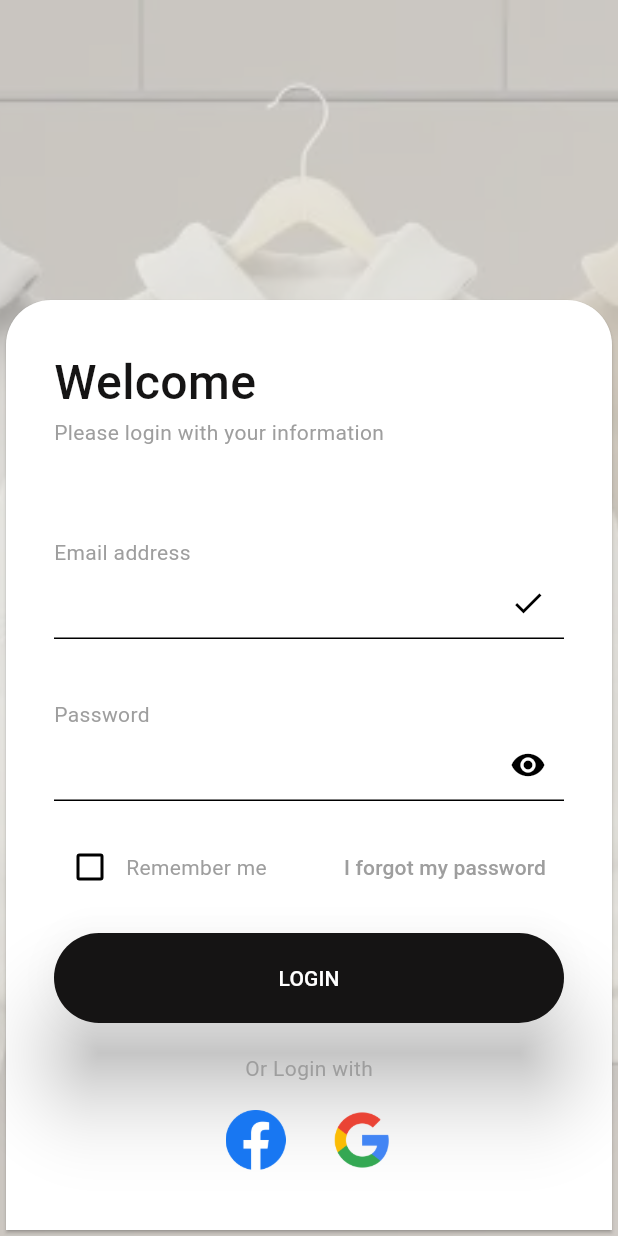
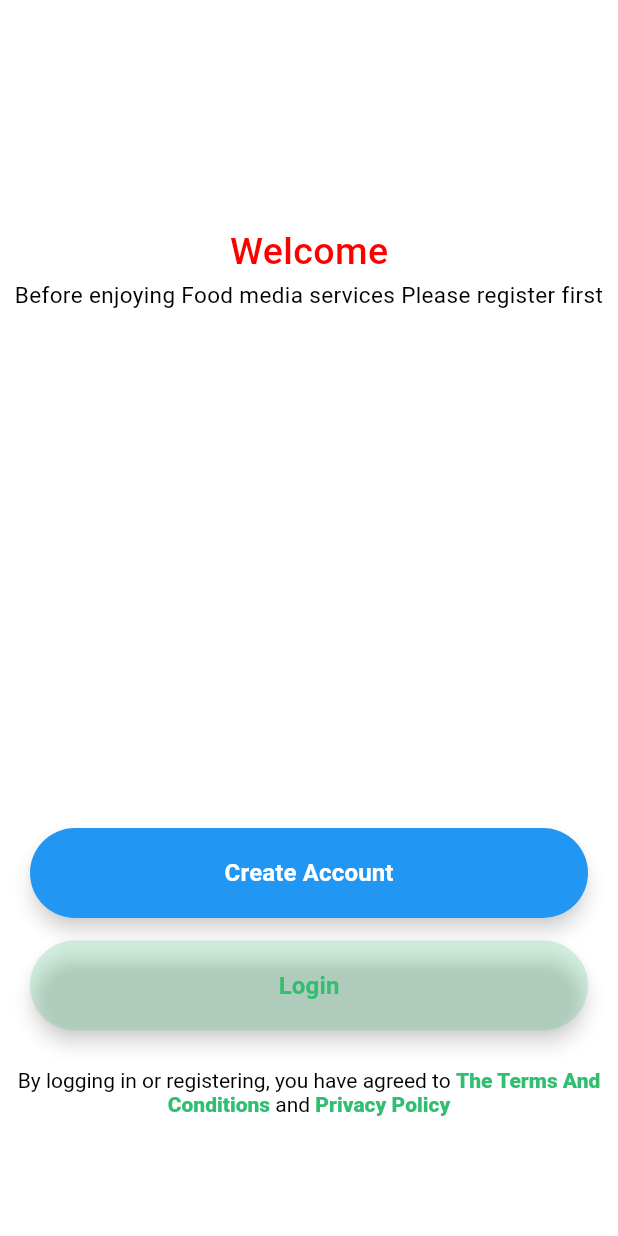
Before and after one commit to shahadat-coder/Zaylo, a Flutter app: the screen it shows after launch, on a phone screen of 412 x 824 dp. Run offline on Flutter 3.47's test engine with Material 3 defaults, Android fonts, the phone set to English and light mode, and no system bars; our stand-ins replace contained_tab_bar_view, get, shared_preferences.

Commit message:
login and register screens are done

```diff
--- a/lib/Routes/route_destinations.dart
+++ b/lib/Routes/route_destinations.dart
@@ -1,8 +1,11 @@
 import 'package:get/get_navigation/src/routes/get_route.dart';
 import 'package:zaylo/Routes/route_name.dart';
 import 'package:zaylo/Views/auths/login_screen.dart';
+import 'package:zaylo/Views/auths/register_screens.dart';
+import 'package:zaylo/Views/button_sheet/buttonsheet.dart';
 
 import 'package:zaylo/Views/splash/splash.dart';
+import 'package:zaylo/Views/welcome/welcome_screen.dart';
 
 class RouteDestinations{
   static List<GetPage> pages = [
@@ -14,7 +17,18 @@ class RouteDestinations{
       name: RouteNames.login,
       page: ()=> const LoginScreen(),
     ),
-
+    GetPage(
+      name: RouteNames.register,
+      page: ()=> const RegisterScreen(),
+    ),
+    GetPage(
+      name: RouteNames.welcome,
+      page: ()=> const WelcomeScreen(),
+    ),
+    GetPage(
+      name: RouteNames.buttonsheet,
+      page: ()=> const ButtonsheetWidget(),
+    ),
   ];
 
 }
--- a/lib/Routes/route_name.dart
+++ b/lib/Routes/route_name.dart
@@ -1,4 +1,7 @@
 class RouteNames{
   static const String splash = '/';
   static const String login = '/login';
+  static const String register = '/register';
+  static const String welcome = '/welcome';
+  static const String buttonsheet = '/buttonsheet';
 }
--- a/lib/Views/auths/login_screen.dart
+++ b/lib/Views/auths/login_screen.dart
@@ -1,6 +1,10 @@
 import 'package:flutter/material.dart';
-
-import '../../utils/colors.dart';
+import 'package:get/get.dart';
+import 'package:shared_preferences/shared_preferences.dart';
+import 'package:zaylo/utils/colors.dart';
+import '../../Widget/custom_button.dart';
+import '../../Widget/custom_text_field.dart';
+import '../forget_pass/forget_password.dart';
 
 class LoginScreen extends StatefulWidget {
   const LoginScreen({super.key});
@@ -10,152 +14,137 @@ class LoginScreen extends StatefulWidget {
 }
 
 class _LoginScreenState extends State<LoginScreen> {
-  late Color myColor;
-  late Size mediaSize;
-  TextEditingController emailController = TextEditingController();
-  TextEditingController passwordController = TextEditingController();
-  bool rememberUser = false;
+  final GlobalKey<FormState> globalkey = GlobalKey<FormState>();
+  final TextEditingController _emailController = TextEditingController();
+  final TextEditingController _passController = TextEditingController();
+
+  String email = '';
+  String pass = '';
+
+  String validPass = '';
+  String validUser = '';
+
+  getUsernamePassword() {
+    SharedPreferences.getInstance().then((value) {
+      setState(() {
+        validUser = value.getString('email') ?? '';
+        validPass = value.getString('password') ?? '';
+      });
+
+      print('Valid user $validUser\nValid password $validPass');
+    });
+  }
+
+  String? _validateEmail(String? value) {
+    if (value == null || value.isEmpty) {
+      return 'Please enter an Email';
+    }
+    RegExp emailReg = RegExp(r'^[\w-\.]+@([\w-]+\.)+[\w-]{2,4}$');
+    if (!emailReg.hasMatch(value)) {
+      return 'Please enter a valid email';
+    }
+    return null;
+  }
+
+  String? _validatePassword(String? value) {
+    if (value == null || value.isEmpty) {
+      return 'Please enter a password';
+    }
+    return null;
+  }
+
+  void _submitForm() {
+    if (globalkey.currentState!.validate()) {
+      if (_emailController.text != validUser) {
+        Get.snackbar('Invalid email', 'The email you entered is invalid');
+        return;
+      }
+
+      if (_passController.text != validPass) {
+        Get.snackbar('Invalid password', 'Account password is incorrect, Try again!');
+        return;
+      }
+
+      // Everything is correct now navigate to home
+      // Get.to(const BottomNavBaseScreen());
+    }
+  }
+
+  @override
+  void initState() {
+    super.initState();
+    getUsernamePassword();
+  }
 
   @override
   Widget build(BuildContext context) {
-    myColor = Theme.of(context).primaryColor;
-    mediaSize = MediaQuery.of(context).size;
-    return Container(
-      decoration: BoxDecoration(
-        color: Colors.black12,
-        image: DecorationImage(
-          image: const AssetImage("assets/images/bg.png"),
-          fit: BoxFit.cover,
-          colorFilter:
-          ColorFilter.mode(myColor.withOpacity(0.3), BlendMode.dstATop),
-        ),
-      ),
-      child: Scaffold(
-        backgroundColor: Colors.transparent,
-        body: Stack(children: [
-          Positioned(bottom: 0, child: _buildBottom()),
-        ]),
-      ),
-    );
-  }
-
-  Widget _buildBottom() {
-    return SizedBox(
-      width: mediaSize.width,
-      child: Card(
-        shape: const RoundedRectangleBorder(
-            borderRadius: BorderRadius.only(
-              topLeft: Radius.circular(30),
-              topRight: Radius.circular(30),
-            )),
+    return Scaffold(
+      body: SingleChildScrollView(
         child: Padding(
-          padding: const EdgeInsets.all(32.0),
-          child: _buildForm(),
+          padding: const EdgeInsets.only(top: 15, left: 10, right: 10, bottom: 10),
+          child: Form(
+            key: globalkey,
+            child: Column(
+              crossAxisAlignment: CrossAxisAlignment.start,
+              children: [
+                const Padding(
+                  padding: EdgeInsets.only(left: 10),
+                  child: Text(
+                    'Email Address',
+                    style: TextStyle(
+                      fontSize: 13,
+                      color: Colors.black87,
+                      fontWeight: FontWeight.w600,
+                    ),
+                  ),
+                ),
+                const SizedBox(height: 10),
+            CustomTextField(label: 'Email', hintText: 'Enter the Email',),
+                const SizedBox(height: 8),
+                const Padding(
+                  padding: EdgeInsets.only(left: 10),
+                  child: Text(
+                    'Password',
+                    style: TextStyle(
+                      fontSize: 13,
+                      color: Colors.black87,
+                      fontWeight: FontWeight.w600,
+                    ),
+                  ),
+                ),
+                const SizedBox(height: 10),
+                CustomTextField(label: 'Password', hintText: 'Enter the password',),
+                Align(
+                  alignment: Alignment.centerRight,
+                  child: TextButton(
+                    onPressed: () {
+                      Get.to(const ForgetPasswordScreen());
+                    },
+                    child: const Text(
+                      'Forget Password?',
+                      style: TextStyle(
+                        fontSize: 13,
+                        color: AppColors.greenColors,
+                        fontWeight: FontWeight.w600,
+                      ),
+                    ),
+                  ),
+                ),
+                Padding(
+                  padding: const EdgeInsets.symmetric(horizontal: 20, vertical: 8),
+                  child: CustomButton(
+                    title: 'Login',
+                    onTap: email.isEmpty || pass.isEmpty ? null : _submitForm,
+                    backgroundColor: email.isEmpty || pass.isEmpty
+                        ? AppColors.greenColors.withOpacity(.2)
+                        : AppColors.greenColors,
+                  ),
+                ),
+              ],
+            ),
+          ),
         ),
       ),
     );
   }
-
-  Widget _buildForm() {
-    return Column(
-      crossAxisAlignment: CrossAxisAlignment.start,
-      children: [
-        Text(
-          "Welcome",
-          style: TextStyle(
-              color: myColor, fontSize: 32, fontWeight: FontWeight.w500),
-        ),
-        _buildGreyText("Please login with your information"),
-        const SizedBox(height: 60),
-        _buildGreyText("Email address"),
-        _buildInputField(emailController),
-        const SizedBox(height: 40),
-        _buildGreyText("Password"),
-        _buildInputField(passwordController, isPassword: true),
-        const SizedBox(height: 20),
-        _buildRememberForgot(),
-        const SizedBox(height: 20),
-        _buildLoginButton(),
-        const SizedBox(height: 20),
-        _buildOtherLogin(),
-      ],
-    );
-  }
-
-  Widget _buildGreyText(String text) {
-    return Text(
-      text,
-      style: const TextStyle(color: Colors.grey,),
-    );
-  }
-
-  Widget _buildInputField(TextEditingController controller,
-      {isPassword = false}) {
-    return TextField(
-      controller: controller,
-      decoration: InputDecoration(
-        suffixIcon: isPassword ? const Icon(Icons.remove_red_eye) : const Icon(Icons.done),
-      ),
-      obscureText: isPassword,
-    );
-  }
-
-  Widget _buildRememberForgot() {
-    return Row(
-      mainAxisAlignment: MainAxisAlignment.spaceBetween,
-      children: [
-        Row(
-          children: [
-            Checkbox(
-                value: rememberUser,
-                onChanged: (value) {
-                  setState(() {
-                    rememberUser = value!;
-                  });
-                }),
-            _buildGreyText("Remember me"),
-          ],
-        ),
-        TextButton(
-            onPressed: () {}, child: _buildGreyText("I forgot my password"))
-      ],
-    );
-  }
-
-  Widget _buildLoginButton() {
-    return ElevatedButton(
-      onPressed: () {
-        debugPrint("Email : ${emailController.text}");
-        debugPrint("Password : ${passwordController.text}");
-      },
-      style: ElevatedButton.styleFrom(
-        shape: const StadiumBorder(),
-        elevation: 25,
-        backgroundColor: AppColors.primaryColors,
-        shadowColor: Colors.grey,
-        minimumSize: const Size.fromHeight(60),
-      ),
-      child: const Text("LOGIN",style: TextStyle(color: AppColors.secondaryColors),),
-    );
-  }
-
-  Widget _buildOtherLogin() {
-    return Center(
-      child: Column(
-        children: [
-          _buildGreyText("Or Login with"),
-          const SizedBox(height: 10),
-          Row(
-            mainAxisAlignment: MainAxisAlignment.center,
-            children: [
-             IconButton(onPressed: (){}, icon: Image.asset("assets/images/facebook.png",width: 40,height: 40,)),
-              SizedBox(width: 15,),
-              IconButton(onPressed: (){}, icon: Image.asset("assets/images/google.png",width: 40,height: 40,)),
-
-            ],
-          )
-        ],
-      ),
-    );
-  }
 }
--- a/lib/Views/splash/splash.dart
+++ b/lib/Views/splash/splash.dart
@@ -19,7 +19,7 @@ class _SplashScreenState extends State<SplashScreen> {
   void initState() {
     super.initState();
     Timer(const Duration(seconds: 5), () {
-      Get.toNamed(RouteNames.login);
+      Get.toNamed(RouteNames.welcome);
     });
   }
 
--- /dev/null
+++ b/lib/Views/welcome/welcome_screen.dart
@@ -0,0 +1,101 @@
+import 'package:flutter/material.dart';
+import 'package:get/get.dart';
+import 'package:zaylo/Routes/route_name.dart';
+
+import '../../Widget/bold_text.dart';
+import '../../Widget/custom_button.dart';
+import '../../Widget/small_text.dart';
+import '../../utils/colors.dart';
+import '../button_sheet/buttonsheet.dart';
+
+class WelcomeScreen extends StatefulWidget {
+  const WelcomeScreen({super.key});
+
+  @override
+  State<WelcomeScreen> createState() => _WelcomeScreenState();
+}
+
+class _WelcomeScreenState extends State<WelcomeScreen> {
+  @override
+  Widget build(BuildContext context) {
+
+    return Scaffold(
+      body: Center(
+        child: Column(
+          mainAxisAlignment: MainAxisAlignment.center,
+          crossAxisAlignment: CrossAxisAlignment.center,
+          children: [
+            const SizedBox(
+              height: 150,
+            ),
+            const BoldText(title: 'Welcome'),
+            const SmallText(
+                text:
+                'Before enjoying Food media services Please register first'),
+            const Spacer(),
+            Padding(
+              padding: const EdgeInsets.symmetric(horizontal: 20),
+              child: CustomButton(
+                  title: 'Create Account',
+                  titleColor: Colors.white,
+                  onTap: () {
+                    Get.bottomSheet(
+                      const ButtonsheetWidget(),
+                      isScrollControlled: true,
+                    );
+
+                  }),
+            ),
+            const SizedBox(
+              height: 15,
+            ),
+            Padding(
+              padding: const EdgeInsets.symmetric(horizontal: 20),
+              child: CustomButton(
+                  title: 'Login',
+                  titleColor: AppColors.greenColors,
+                  backgroundColor: AppColors.greenColors.withOpacity(0.2),
+                  onTap: () {
+                    Get.toNamed(RouteNames.buttonsheet);
+                  }),
+            ),
+            const SizedBox(height: 15),
+            Padding(
+              padding: const EdgeInsets.all(10.0),
+              child: RichText(
+                textAlign: TextAlign.center, // Add this line to center the text
+                text: const TextSpan(
+                  text: 'By logging in or registering, you have agreed to ',
+                  style: TextStyle(color: Colors.black),
+                  children: [
+                    TextSpan(
+                      text: 'The Terms And Conditions',
+                      style: TextStyle(
+                        color: AppColors.greenColors,
+                        fontWeight: FontWeight.w800,
+                      ),
+                    ),
+                    TextSpan(
+                      text: ' and ',
+                      style: TextStyle(color: Colors.black),
+                    ),
+                    TextSpan(
+                      text: 'Privacy Policy',
+                      style: TextStyle(
+                        color: AppColors.greenColors,
+                        fontWeight: FontWeight.w800,
+                      ),
+                    ),
+                  ],
+                ),
+              ),
+            ),
+            const SizedBox(
+              height: 70,
+            ),
+          ],
+        ),
+      ),
+    );
+  }
+}
--- a/lib/Widget/custom_button.dart
+++ b/lib/Widget/custom_button.dart
@@ -1,8 +1,13 @@
 import 'package:flutter/material.dart';
-import 'package:zaylo/utils/colors.dart';
 
 class CustomButton extends StatefulWidget {
-  const CustomButton({Key? key, required this.title, this.onTap, this.backgroundColor, this.titleColor}) : super(key: key);
+  const CustomButton({
+    Key? key,
+    required this.title,
+    this.onTap,
+    this.backgroundColor,
+    this.titleColor,
+  }) : super(key: key);
 
   final String title;
   final void Function()? onTap;
@@ -16,26 +21,21 @@ class CustomButton extends StatefulWidget {
 class _CustomButtonState extends State<CustomButton> {
   @override
   Widget build(BuildContext context) {
-    final size = MediaQuery.of(context).size;
-    return InkWell(
-      onTap: widget.onTap,
-      child: Container(
-        width: size.width,
-        padding: const EdgeInsets.symmetric(vertical: 15),
-        decoration: BoxDecoration(
-          color: widget.backgroundColor ?? AppColors.primaryColors,
-          borderRadius: BorderRadius.circular(15),
-        ),
-        child:  Center(
-          child: Text(
-            widget.title,
-            style:  TextStyle(
-              color:widget.titleColor ?? Colors.white,
-              fontWeight: FontWeight.bold,
-              fontSize: 18,
-            ),
-          ),
-
+    return ElevatedButton(
+      onPressed: widget.onTap,
+      style: ElevatedButton.styleFrom(
+        shape: const StadiumBorder(),
+        elevation: 5, // Adjust elevation as needed
+        backgroundColor: widget.backgroundColor ?? Colors.blue, // Default color
+        shadowColor: Colors.grey.withOpacity(0.5),
+        minimumSize: const Size.fromHeight(60), // Button height
+      ),
+      child: Text(
+        widget.title,
+        style: TextStyle(
+          color: widget.titleColor ?? Colors.white, // Default text color
+          fontSize: 16,
+          fontWeight: FontWeight.bold,
         ),
       ),
     );
--- a/pubspec.yaml
+++ b/pubspec.yaml
@@ -41,6 +41,7 @@ dependencies:
   firebase_storage: ^12.3.6
   get: ^4.6.6
   shared_preferences: ^2.3.3
+  contained_tab_bar_view: ^0.8.0
 dev_dependencies:
   flutter_test:
     sdk: flutter
```
Also changed, not shown: lib/Views/auths/register_screens.dart (+114 -6 lines), lib/Views/button_sheet/buttonsheet.dart (added, +42 -0 lines), lib/Widget/custom_text_field.dart (added, +61 -0 lines), pubspec.lock.
